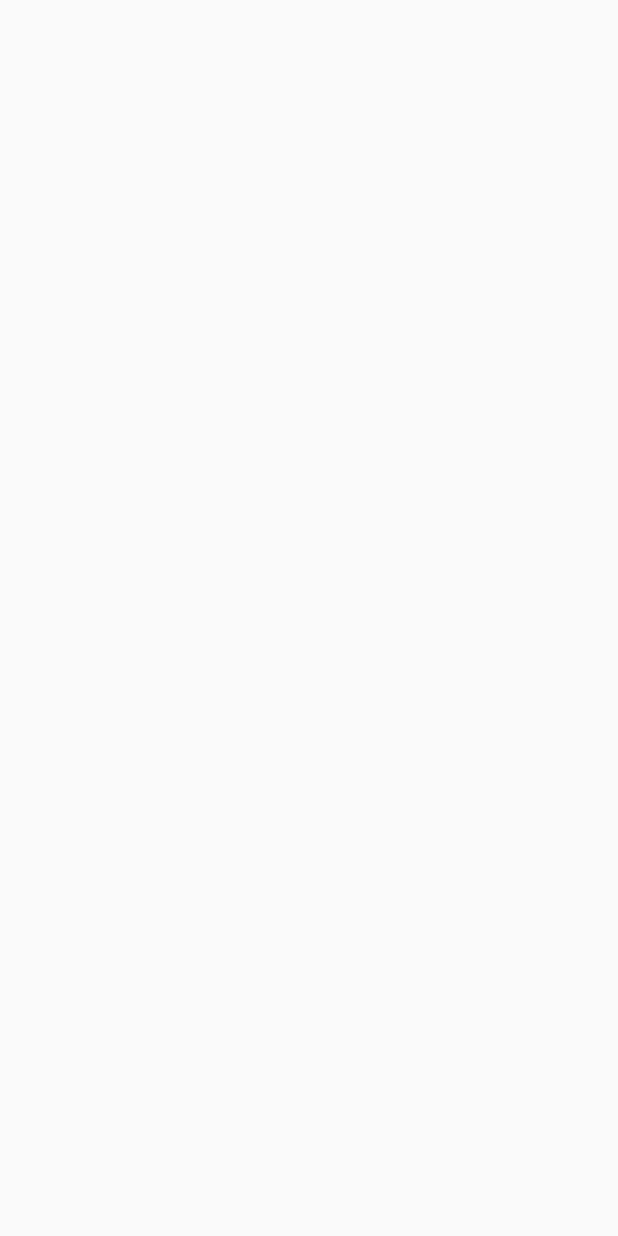
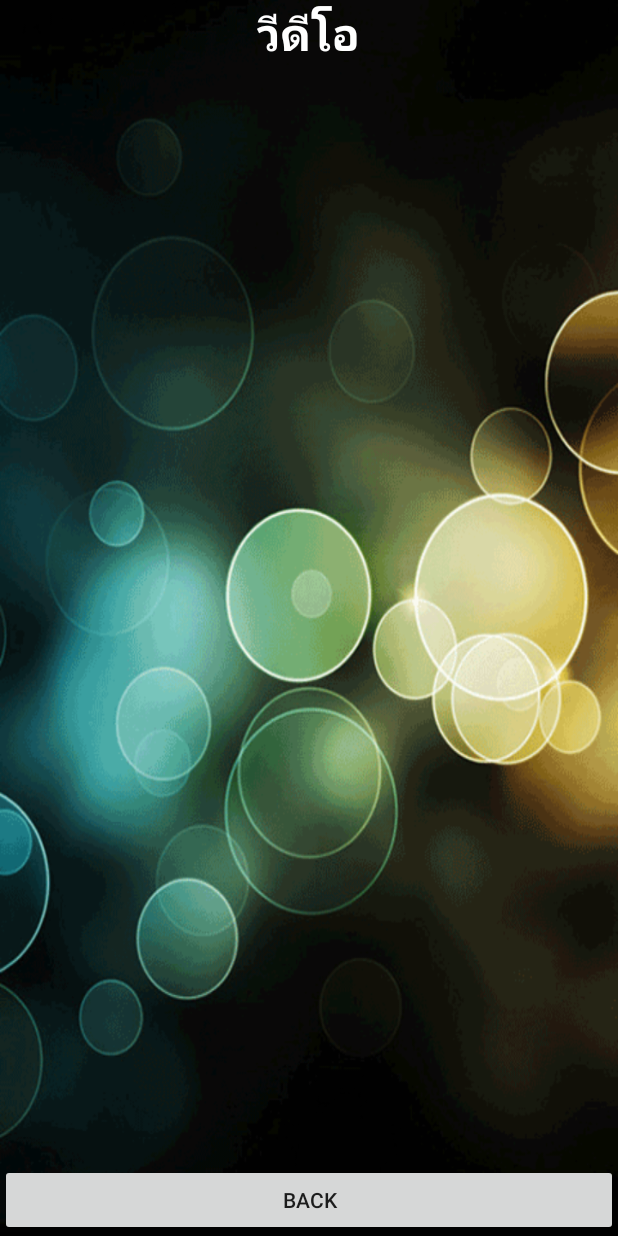
Before and after one commit to masterUNG/Badminton-Training, an Android app: the VideoActivity screen opened directly, with no data from a screen before it, on a phone screen of 412 x 824 dp. Before the commit the screen is empty. Run offline under Robolectric (Android 15) with nearby library versions, the light colour scheme and no system bars.

Commit message:
Back Video finish

```diff
--- a/app/src/main/java/appewtc/masterung/badmintontraining/VideoActivity.java
+++ b/app/src/main/java/appewtc/masterung/badmintontraining/VideoActivity.java
@@ -2,6 +2,8 @@ package appewtc.masterung.badmintontraining;
 
 import android.support.v7.app.AppCompatActivity;
 import android.os.Bundle;
+import android.view.View;
+import android.widget.Button;
 
 public class VideoActivity extends AppCompatActivity {
 
@@ -9,5 +11,16 @@ public class VideoActivity extends AppCompatActivity {
     protected void onCreate(Bundle savedInstanceState) {
         super.onCreate(savedInstanceState);
         setContentView(R.layout.activity_video);
-    }
-}
+
+        //Active Back
+        Button button = (Button) findViewById(R.id.button2);
+        button.setOnClickListener(new View.OnClickListener() {
+            @Override
+            public void onClick(View view) {
+                finish();
+            }
+        });
+
+    }   // Main Method
+
+}   // Main Class
--- a/app/src/main/res/layout/activity_video.xml
+++ b/app/src/main/res/layout/activity_video.xml
@@ -3,10 +3,31 @@
     xmlns:tools="http://schemas.android.com/tools"
     android:layout_width="match_parent"
     android:layout_height="match_parent"
-    android:paddingBottom="@dimen/activity_vertical_margin"
-    android:paddingLeft="@dimen/activity_horizontal_margin"
-    android:paddingRight="@dimen/activity_horizontal_margin"
-    android:paddingTop="@dimen/activity_vertical_margin"
-    tools:context="appewtc.masterung.badmintontraining.VideoActivity">
+    tools:context="appewtc.masterung.badmintontraining.VideoActivity"
+    android:background="@drawable/bg3">
 
+    <TextView
+        android:layout_width="wrap_content"
+        android:layout_height="wrap_content"
+        android:text="@string/title_video"
+        android:id="@+id/textView16"
+        android:textSize="@dimen/h1"
+        android:textStyle="bold"
+        android:layout_centerHorizontal="true"
+        android:textColor="@color/text" />
+
+    <Button
+        android:layout_width="match_parent"
+        android:layout_height="wrap_content"
+        android:text="Back"
+        android:id="@+id/button2"
+        android:layout_alignParentBottom="true" />
+
+    <ListView
+        android:layout_width="wrap_content"
+        android:layout_height="wrap_content"
+        android:id="@+id/listView"
+        android:layout_below="@+id/textView16"
+        android:layout_above="@+id/button2"
+        android:layout_margin="15dp" />
 </RelativeLayout>
```
